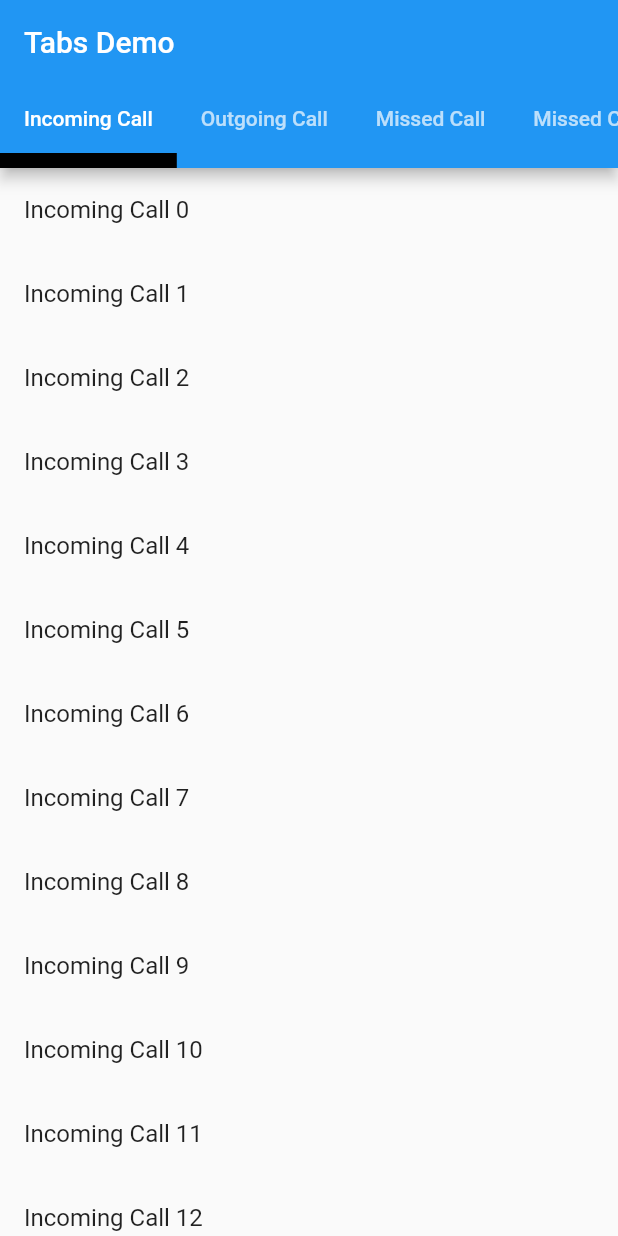
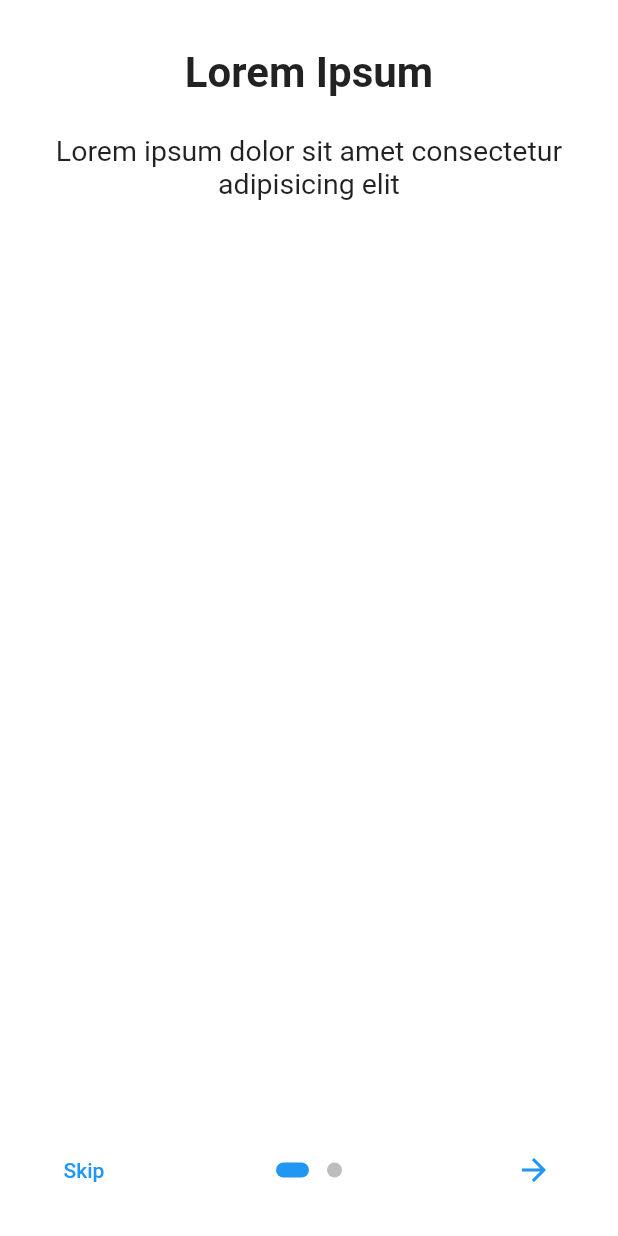
Before and after one commit to Foluwa/laundro-mobile, a Flutter app: the screen it shows after launch, on a phone screen of 412 x 824 dp. Run offline on Flutter 3.47's test engine with Material 2 defaults, Android fonts, the light colour scheme and no system bars; drawn by our look-alikes of introduction_screen; our stand-ins replace page_transition, splashscreen; project files that could hold a hidden picture were left out.

Commit message:
Implemeted app skeleton

```diff
--- a/lib/main.dart
+++ b/lib/main.dart
@@ -1,4 +1,5 @@
 import 'package:flutter/material.dart';
+import 'package:laundro/routes.dart';
 
 void main() => runApp(MyApp());
 
@@ -6,11 +7,13 @@ class MyApp extends StatelessWidget {
   @override
   Widget build(BuildContext context) {
     return MaterialApp(
-      title: 'Tabs',
+      title: 'laundro',
       theme: ThemeData(
         primarySwatch: Colors.blue,
       ),
-      home: MyHomePage(title: 'Tabs Demo'),
+      // home: MyHomePage(title: 'Tabs Demo'),
+      initialRoute: '/',
+      onGenerateRoute: RouteGenerator.generateRoute,
     );
   }
 }
--- /dev/null
+++ b/lib/routes.dart
@@ -0,0 +1,45 @@
+import 'package:flutter/material.dart';
+import 'package:laundro/screens/user/category.dart';
+import 'package:page_transition/page_transition.dart';
+
+import 'screens/user/category_screen.dart';
+import 'screens/user/launch_screen.dart';
+
+class RouteGenerator {
+  static Route<dynamic> generateRoute(RouteSettings settings) {
+    // Getting args for navigator.pushNamed
+    final args = settings.arguments;
+    print('Route information: ' + settings.name);
+    switch (settings.name) {
+      case '/':
+        return PageTransition(
+            type: PageTransitionType.bottomToTop, child: const LaunchScreen());
+      case '/categories':
+        return PageTransition(
+            type: PageTransitionType.bottomToTop, child: CategoryList());
+      case '/category_details':
+        return PageTransition(
+            type: PageTransitionType.bottomToTop, child: CategoryScreen());
+      // case '/category_detail':
+      //   return PageTransition(
+      //       type: PageTransitionType.bottomToTop, child: ArticleDetail());
+      // case '/walkthrough':
+      //   return MaterialPageRoute(builder: (_) => WalkThroughPage());
+      default:
+        return _errorRoute();
+    }
+  }
+
+  static Route<dynamic> _errorRoute() {
+    return MaterialPageRoute(builder: (_) {
+      return Scaffold(
+        appBar: AppBar(
+          title: const Text('Error Page'),
+        ),
+        body: const Center(
+          child: Text('Error'),
+        ),
+      );
+    });
+  }
+}
--- /dev/null
+++ b/lib/screens/onboarding.dart
@@ -0,0 +1,86 @@
+import 'package:flutter/foundation.dart';
+import 'package:flutter/material.dart';
+import 'package:introduction_screen/introduction_screen.dart';
+
+class OnBoardingPage extends StatefulWidget {
+  @override
+  _OnBoardingPageState createState() => _OnBoardingPageState();
+}
+
+class _OnBoardingPageState extends State<OnBoardingPage> {
+  final introKey = GlobalKey<IntroductionScreenState>();
+
+  void _onIntroEnd(context) {
+    Navigator.of(context).pushNamed('/categories');
+  }
+
+  Widget _buildImage(String assetName, [double width = 350]) {
+    return Image.asset('assets/$assetName', width: width);
+  }
+
+  @override
+  Widget build(BuildContext context) {
+    const bodyStyle = TextStyle(fontSize: 19.0);
+
+    const pageDecoration = PageDecoration(
+      titleTextStyle: TextStyle(fontSize: 28.0, fontWeight: FontWeight.w700),
+      bodyTextStyle: bodyStyle,
+      descriptionPadding: EdgeInsets.fromLTRB(16.0, 0.0, 16.0, 16.0),
+      pageColor: Colors.white,
+      imagePadding: EdgeInsets.zero,
+    );
+
+    return IntroductionScreen(
+      key: introKey,
+      globalBackgroundColor: Colors.white,
+      pages: [
+        PageViewModel(
+          title: 'Lorem Ipsum ',
+          body: 'Lorem ipsum dolor sit amet consectetur adipisicing elit',
+          // image: _buildImage('img1.jpg'),
+          decoration: pageDecoration,
+        ),
+        PageViewModel(
+          title: 'Lorem Ipsum ',
+          bodyWidget: Row(
+            mainAxisAlignment: MainAxisAlignment.center,
+            children: const [
+              Text('Lorem ipsum ', style: bodyStyle),
+              Text('dolor sit amet ', style: bodyStyle),
+            ],
+          ),
+          decoration: pageDecoration,
+          image: _buildImage('img2.jpg'),
+        ),
+      ],
+      onDone: () => _onIntroEnd(context),
+      //onSkip: () => _onIntroEnd(context), // You can override onSkip callback
+      showSkipButton: true,
+      skipFlex: 0,
+      nextFlex: 0,
+      skip: const Text('Skip'),
+      next: const Icon(Icons.arrow_forward),
+      done: const Text('Done', style: TextStyle(fontWeight: FontWeight.w600)),
+      curve: Curves.fastLinearToSlowEaseIn,
+      controlsMargin: const EdgeInsets.all(16),
+      controlsPadding: kIsWeb
+          ? const EdgeInsets.all(12.0)
+          : const EdgeInsets.fromLTRB(8.0, 4.0, 8.0, 4.0),
+      dotsDecorator: const DotsDecorator(
+        size: Size(10.0, 10.0),
+        color: Color(0xFFBDBDBD),
+        activeSize: Size(22.0, 10.0),
+        activeShape: RoundedRectangleBorder(
+          borderRadius: BorderRadius.all(Radius.circular(25.0)),
+        ),
+      ),
+      dotsContainerDecorator: const ShapeDecoration(
+        //color: Colors.black87,
+        color: Colors.transparent,
+        shape: RoundedRectangleBorder(
+          borderRadius: BorderRadius.all(Radius.circular(8.0)),
+        ),
+      ),
+    );
+  }
+}
--- a/pubspec.yaml
+++ b/pubspec.yaml
@@ -28,6 +28,12 @@ dependencies:
   # The following adds the Cupertino Icons font to your application.
   # Use with the CupertinoIcons class for iOS style icons.
   cupertino_icons: ^1.0.2
+  i18n: ^3.3.1
+  introduction_screen: ^2.1.0
+  page_transition: ^1.1.7+6
+  provider: ^5.0.0
+  shared_preferences: ^2.0.6
+  splashscreen: ^1.3.5
 
 dev_dependencies:
   flutter_test:
```
Also changed, not shown: lib/screens/user/category.dart (added, +94 -0 lines), lib/screens/user/category_screen.dart (added, +50 -0 lines), lib/screens/user/launch_screen.dart (added, +30 -0 lines), lib/utils/constants.dart (added, +9 -0 lines), lib/widgets/bottom_cart.dart (added, +16 -0 lines), lib/models/laundry.dart (added), lib/models/user.dart (added), lib/providers/laundry_provider.dart (added), lib/providers/user_provider.dart (added), lib/screens/admin/dashboard.dart (added), pubspec.lock, 4 other files.
